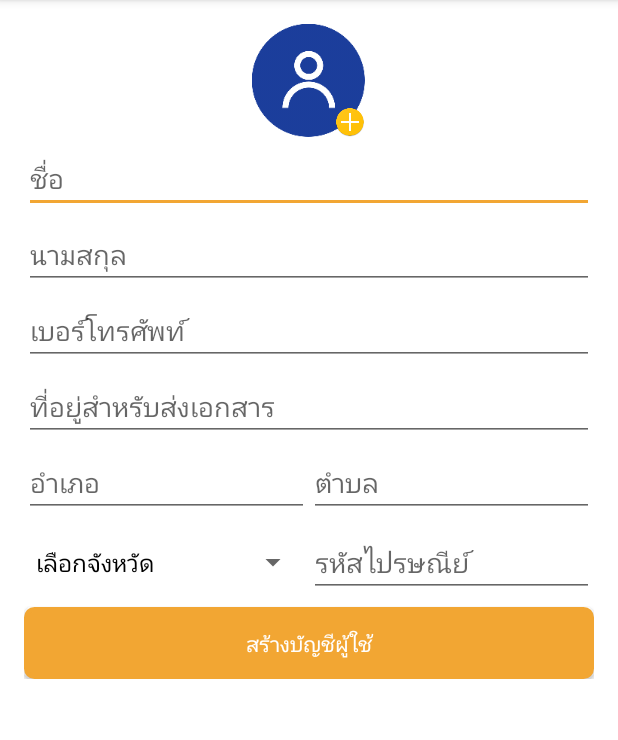
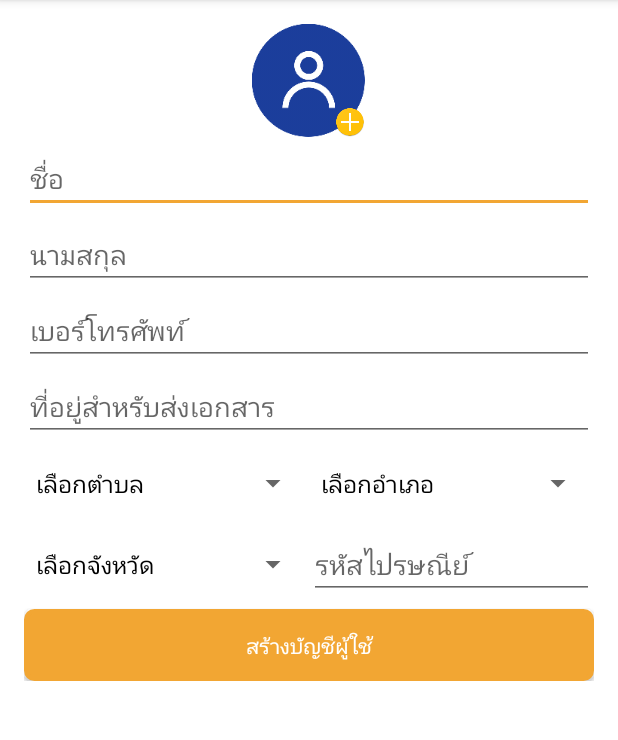
Before and after one commit to biiger/EReport, an Android app: the CreateAccountDetailsActivity screen opened directly, with no data from a screen before it, on a phone screen of 412 x 824 dp, the part 84-824 px from its top. Run offline under Robolectric (Android 15) with nearby library versions, the phone set to English and light mode, and no system bars; libraries missing offline, so code that uses them is left out: com.fxn.pix, com.fxn.utility.

Commit message:
Commit set layout

```diff
--- a/app/src/main/java/com/arsoft/mobile/ereport/module/register/CreateAccountDetailsActivity.kt
+++ b/app/src/main/java/com/arsoft/mobile/ereport/module/register/CreateAccountDetailsActivity.kt
@@ -100,6 +100,9 @@ class CreateAccountDetailsActivity : AppCompatActivity() {
         "อุบลราชธานี"
     )
 
+    val arrAmphoe = arrayListOf("เลือกอำเภอ","เจริญนคร", "หนองแขม")
+    val arrDistrict = arrayListOf("เลือกตำบล","คลองต้นไทร", "หนองค้างพลู")
+
     val ImageRequestCode: Int = 23145
 
     private val MY_PERMISSIONS_REQUEST_CAMERA = 100
@@ -110,6 +113,8 @@ class CreateAccountDetailsActivity : AppCompatActivity() {
 
         //Adapter for spinner
         activity_create_account_details__spn_province.adapter = ArrayAdapter(this, android.R.layout.simple_spinner_dropdown_item, arrProvince)
+        activity_create_account_details__spn_amphoe.adapter = ArrayAdapter(this, android.R.layout.simple_spinner_dropdown_item, arrAmphoe)
+        activity_create_account_details__spn_district.adapter = ArrayAdapter(this, android.R.layout.simple_spinner_dropdown_item, arrDistrict)
 
         activity_create_account_details__rl_profile.setOnClickListener {
 //            alertDialogSelectPhotoFrom()
@@ -121,12 +126,14 @@ class CreateAccountDetailsActivity : AppCompatActivity() {
             val surname = activity_create_account_details__et_surname.text
             val tel = activity_create_account_details__et_tel.text
             val address = activity_create_account_details__et_address.text
-            val district = activity_create_account_details__et_district.text
-            val amphoe = activity_create_account_details__et_amphoe.text
+//            val district = activity_create_account_details__et_district.text
+//            val amphoe = activity_create_account_details__et_amphoe.text
+            val district = activity_create_account_details__spn_district.selectedItem.toString()
+            val amphoe = activity_create_account_details__spn_amphoe.selectedItem.toString()
             val province = activity_create_account_details__spn_province.selectedItem.toString()
             val postcode = activity_create_account_details__et_postcode.text
 
-            if (name.isEmpty() || surname.isEmpty() || tel.isEmpty() || address.isEmpty() || district.isEmpty() || amphoe.isEmpty() || province.equals("") || postcode.isEmpty()) {
+            if (name.isEmpty() || surname.isEmpty() || tel.isEmpty() || address.isEmpty() || district.equals("เลือกตำบล") || amphoe.equals("เลือกอำเภอ") || province.equals("เลือกจังหวัด") || postcode.isEmpty()) {
                 Toast.makeText(this, "กรุณากรอกข้อมูลให้ครบ!", Toast.LENGTH_LONG).show()
                 return@setOnClickListener
             }
--- a/app/src/main/res/layout/activity_create_account_details.xml
+++ b/app/src/main/res/layout/activity_create_account_details.xml
@@ -79,23 +79,37 @@
                     android:layout_height="wrap_content"
                     android:orientation="horizontal">
 
-                <EditText
-                        android:id="@+id/activity_create_account_details__et_amphoe"
+                <!--<EditText-->
+                        <!--android:id="@+id/activity_create_account_details__et_amphoe"-->
+                        <!--android:layout_width="match_parent"-->
+                        <!--android:layout_height="wrap_content"-->
+                        <!--android:hint="@string/amphoe"-->
+                        <!--android:maxLines="1"-->
+                        <!--android:singleLine="true"-->
+                        <!--android:layout_weight="1"-->
+                        <!--android:layout_marginTop="4dp"/>-->
+
+                <!--<EditText-->
+                        <!--android:id="@+id/activity_create_account_details__et_district"-->
+                        <!--android:layout_width="match_parent"-->
+                        <!--android:layout_height="wrap_content"-->
+                        <!--android:hint="@string/district"-->
+                        <!--android:maxLines="1"-->
+                        <!--android:singleLine="true"-->
+                        <!--android:layout_weight="1"-->
+                        <!--android:layout_marginTop="4dp"/>-->
+
+                <Spinner
+                        android:id="@+id/activity_create_account_details__spn_district"
                         android:layout_width="match_parent"
                         android:layout_height="wrap_content"
-                        android:hint="@string/amphoe"
-                        android:maxLines="1"
-                        android:singleLine="true"
                         android:layout_weight="1"
                         android:layout_marginTop="4dp"/>
 
-                <EditText
-                        android:id="@+id/activity_create_account_details__et_district"
+                <Spinner
+                        android:id="@+id/activity_create_account_details__spn_amphoe"
                         android:layout_width="match_parent"
                         android:layout_height="wrap_content"
-                        android:hint="@string/district"
-                        android:maxLines="1"
-                        android:singleLine="true"
                         android:layout_weight="1"
                         android:layout_marginTop="4dp"/>
             </LinearLayout>
```
